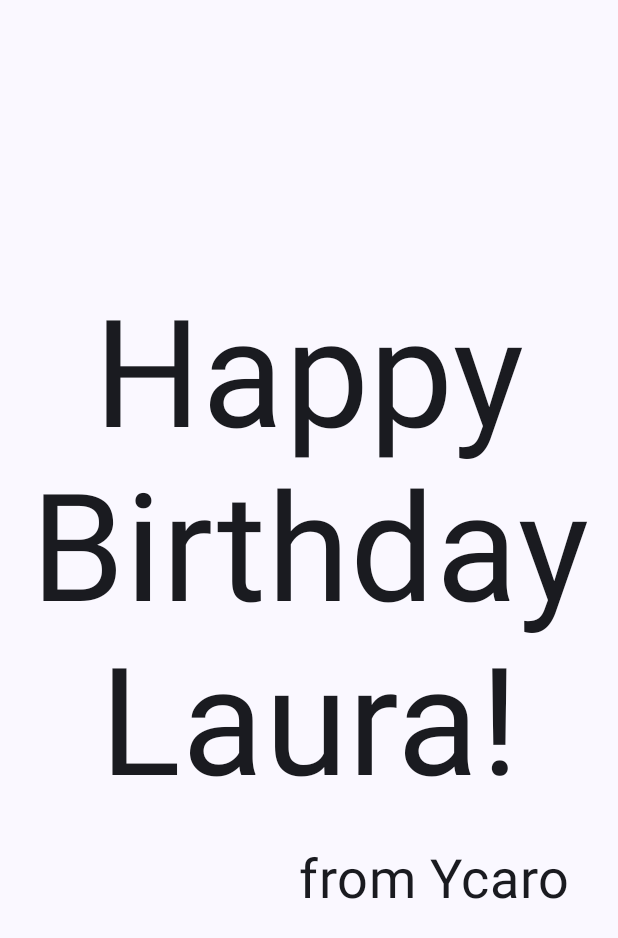
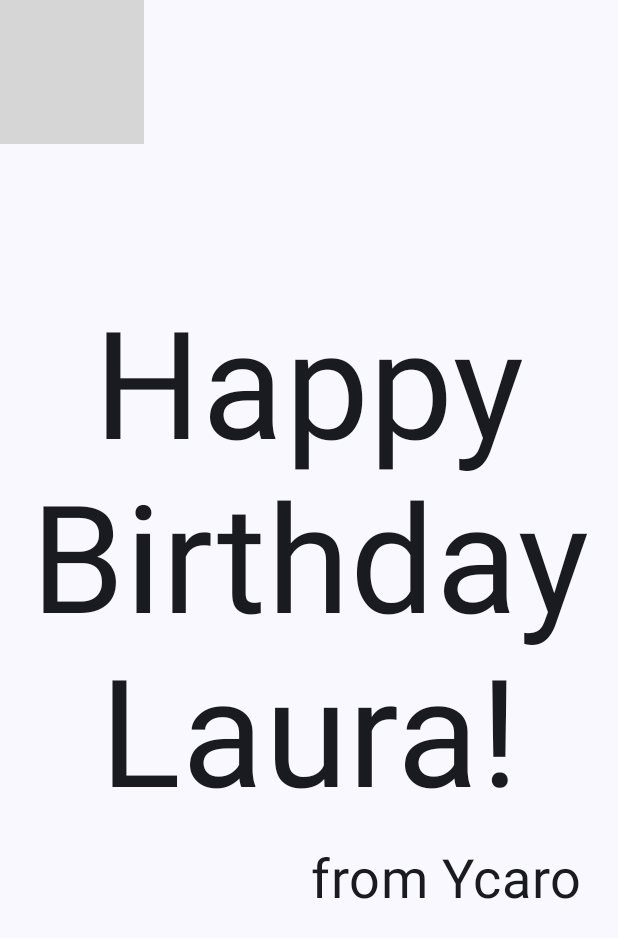
Before and after one commit to ycarossauro/Preparing-for-Associated-Dev, an Android app built with Jetpack Compose: the screen it shows after launch (MainActivity), on a phone screen of 412 x 824 dp. Shown: the top 938 px of the screen. Run offline under Robolectric (Android 15) with nearby library versions, the phone set to English and light mode, and no system bars; grey boxes are pictures that could not be loaded.

Commit message:
feat: add a background to the card

```diff
--- a/HappyBirthday/app/src/main/java/com/example/emptyactivity/MainActivity.kt
+++ b/HappyBirthday/app/src/main/java/com/example/emptyactivity/MainActivity.kt
@@ -4,7 +4,9 @@ import android.os.Bundle
 import androidx.activity.ComponentActivity
 import androidx.activity.compose.setContent
 import androidx.activity.enableEdgeToEdge
+import androidx.compose.foundation.Image
 import androidx.compose.foundation.layout.Arrangement
+import androidx.compose.foundation.layout.Box
 import androidx.compose.foundation.layout.Column
 import androidx.compose.foundation.layout.fillMaxSize
 import androidx.compose.foundation.layout.padding
@@ -14,6 +16,8 @@ import androidx.compose.material3.Text
 import androidx.compose.runtime.Composable
 import androidx.compose.ui.Alignment
 import androidx.compose.ui.Modifier
+import androidx.compose.ui.layout.ContentScale
+import androidx.compose.ui.res.painterResource
 import androidx.compose.ui.text.style.TextAlign
 import androidx.compose.ui.tooling.preview.Preview
 import androidx.compose.ui.unit.dp
@@ -30,9 +34,7 @@ class MainActivity : ComponentActivity() {
                     modifier = Modifier.fillMaxSize(),
                     color = MaterialTheme.colorScheme.background
                 ) {
-                    HappyBirthdayInput(recipient = "Laura",
-                        sender = "Ycaro",
-                        modifier = Modifier.padding(8.dp))
+                    HappyBirthdayImage(message = "Laura", from = "Ycaro")
                 }
             }
         }
@@ -40,33 +42,43 @@ class MainActivity : ComponentActivity() {
 }
 
 @Composable
-fun HappyBirthdayInput(recipient: String, sender: String,  modifier: Modifier = Modifier){
-
-        Column (modifier = modifier,
-            verticalArrangement = Arrangement.Center) {
-        Text(text = "Happy Birthday $recipient!",
+fun HappyBirthdayInput(recipient: String, sender: String, modifier: Modifier = Modifier) {
+    Column(
+        verticalArrangement = Arrangement.Center,
+        modifier = modifier
+    ) {
+        Text(
+            text = "Happy Birthday $recipient!",
             fontSize = 100.sp,
             lineHeight = 116.sp,
             textAlign = TextAlign.Center
-            )
-        Text(text = "from $sender",
+        )
+        Text(
+            text = "from $sender",
             fontSize = 36.sp,
-            modifier = modifier
+            modifier = Modifier
                 .padding(16.dp)
-                .align(alignment = Alignment.End))
+                .align(alignment = Alignment.End)
+        )
+    }
+}
+
+@Composable
+fun HappyBirthdayImage(message: String, from: String, modifier: Modifier = Modifier) {
+    val background = painterResource(R.drawable.androidparty)
+    Box(modifier) {
+        Image(painter = background, contentDescription = null, contentScale = ContentScale.Crop)
+        HappyBirthdayInput(
+            message, from, modifier = modifier
+                .fillMaxSize()
+                .padding(8.dp)
+        )
     }
 }
 
 
 @Preview(showBackground = true)
 @Composable
-fun GreetingPreview() {
-    HappyBirthdayActivityTheme {
-        Surface(
-            modifier = Modifier.fillMaxSize(),
-            color = MaterialTheme.colorScheme.background
-        ) {
-            HappyBirthdayInput(recipient = "Laura", sender = "Ycaro")
-        }
-    }
+fun HappyBirthdayPreview() {
+    HappyBirthdayImage(message = "Laura", from = "Ycaro")
 }
```
Also changed, not shown: 1 other file.
